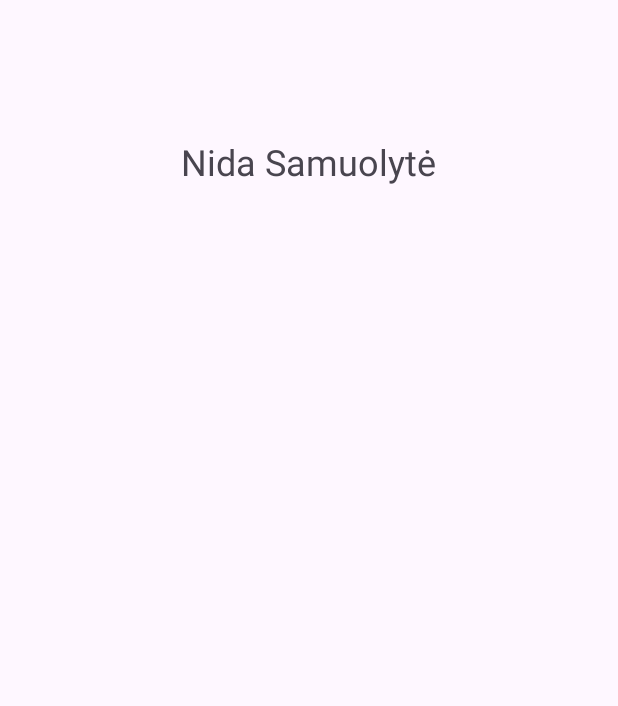
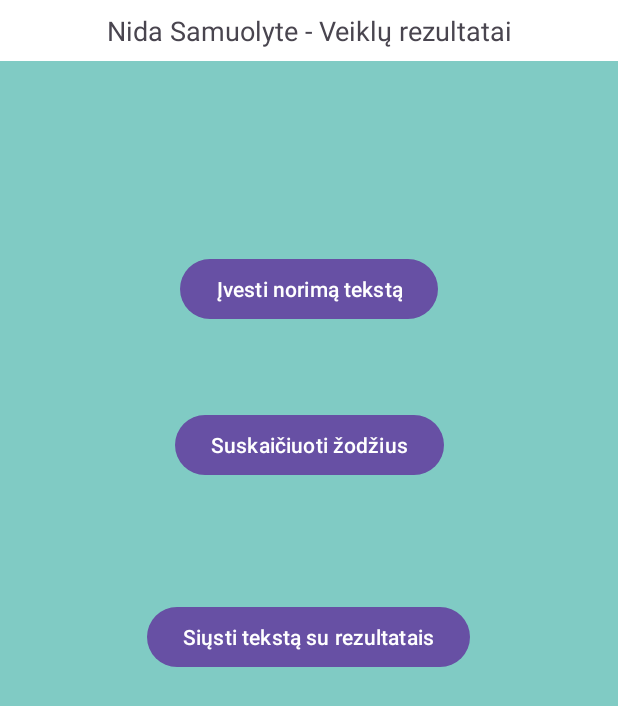
Before and after one commit to nsamuolyte/IIP_LabWork, an Android app: the screen it shows after launch (MainActivity), on a phone screen of 412 x 824 dp. Shown: the top 706 px of the screen. Run offline under Robolectric (Android 15) with nearby library versions, the phone set to English and light mode, and no system bars.

Commit message:
LAB 2 - puslapiai

```diff
--- a/app/src/main/AndroidManifest.xml
+++ b/app/src/main/AndroidManifest.xml
@@ -21,6 +21,12 @@
                 <category android:name="android.intent.category.LAUNCHER" />
             </intent-filter>
         </activity>
+        <activity
+            android:name=".MainActivity2"
+            android:exported="false" />
+        <activity
+            android:name=".MainActivity3"
+            android:exported="false" />
     </application>
 
 </manifest>
--- a/app/src/main/java/com/example/labwork/MainActivity2.java
+++ b/app/src/main/java/com/example/labwork/MainActivity2.java
@@ -14,7 +14,7 @@ public class MainActivity2 extends AppCompatActivity {
     protected void onCreate(Bundle savedInstanceState) {
         super.onCreate(savedInstanceState);
         EdgeToEdge.enable(this);
-        setContentView(R.layout.activity_main3);
+        setContentView(R.layout.activity_main2);
         ViewCompat.setOnApplyWindowInsetsListener(findViewById(R.id.main), (v, insets) -> {
             Insets systemBars = insets.getInsets(WindowInsetsCompat.Type.systemBars());
             v.setPadding(systemBars.left, systemBars.top, systemBars.right, systemBars.bottom);
--- a/app/src/main/res/layout/activity_main.xml
+++ b/app/src/main/res/layout/activity_main.xml
@@ -5,18 +5,51 @@
     android:id="@+id/main"
     android:layout_width="match_parent"
     android:layout_height="match_parent"
+    android:background="#80CBC4"
     tools:context=".MainActivity">
 
     <TextView
+        android:id="@+id/tvRezultatai"
+        android:layout_width="0dp"
+        android:layout_height="wrap_content"
+        android:background="#FFFFFF"
+        android:padding="8dp"
+        android:text="Nida Samuolyte - Veiklų rezultatai"
+        android:textSize="18sp"
+        android:textAlignment="center"
+        app:layout_constraintTop_toTopOf="parent"
+        app:layout_constraintStart_toStartOf="parent"
+        app:layout_constraintEnd_toEndOf="parent" />
+
+    <Button
+        android:id="@+id/btnIvesti"
         android:layout_width="wrap_content"
         android:layout_height="wrap_content"
-        android:text="Nida Samuolytė"
-        android:textSize="24sp"
-        app:layout_constraintBottom_toBottomOf="parent"
+        android:layout_marginTop="128dp"
+        android:text="Įvesti norimą tekstą"
         app:layout_constraintEnd_toEndOf="parent"
-        app:layout_constraintHorizontal_bias="0.498"
         app:layout_constraintStart_toStartOf="parent"
-        app:layout_constraintTop_toTopOf="parent"
-        app:layout_constraintVertical_bias="0.115" />
+        app:layout_constraintTop_toBottomOf="@id/tvRezultatai" />
+
+    <Button
+        android:id="@+id/btnSkaiciuoti"
+        android:layout_width="wrap_content"
+        android:layout_height="wrap_content"
+        android:layout_marginTop="56dp"
+        android:text="Suskaičiuoti žodžius"
+        app:layout_constraintEnd_toEndOf="parent"
+        app:layout_constraintStart_toStartOf="parent"
+        app:layout_constraintTop_toBottomOf="@id/btnIvesti" />
+
+    <Button
+        android:id="@+id/btnSiusti"
+        android:layout_width="wrap_content"
+        android:layout_height="wrap_content"
+        android:layout_marginTop="80dp"
+        android:text="Siųsti tekstą su rezultatais"
+        app:layout_constraintEnd_toEndOf="parent"
+        app:layout_constraintHorizontal_bias="0.497"
+        app:layout_constraintStart_toStartOf="parent"
+        app:layout_constraintTop_toBottomOf="@id/btnSkaiciuoti" />
 
 </androidx.constraintlayout.widget.ConstraintLayout>
```
Also changed, not shown: app/src/main/res/layout/activity_main2.xml (+27 -1 lines), app/src/main/res/layout/activity_main3.xml (+27 -1 lines).
